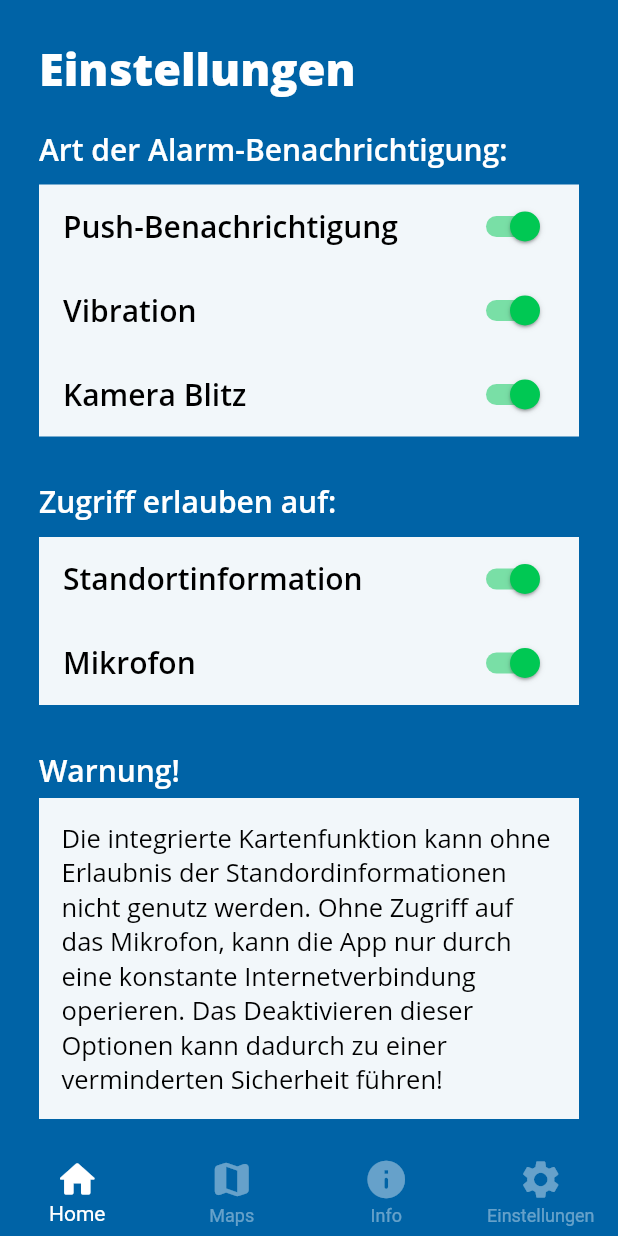
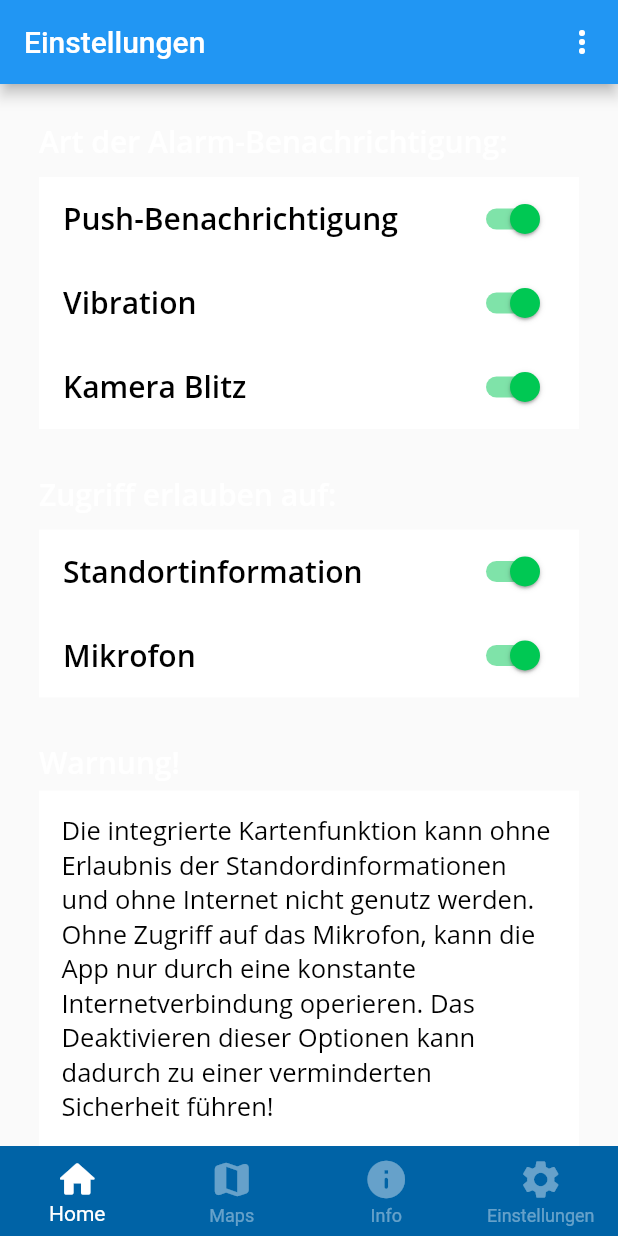
Before and after one commit to JINL020/flutter-app-group-project, a Flutter app: the screen it shows after launch, swiped to page 4, on a phone screen of 412 x 824 dp. Run offline on Flutter 3.47's test engine with Material 2 defaults, Android fonts, the light colour scheme and no system bars; our stand-ins replace flutter_local_notifications, logger, vibration, webview_flutter; missing offline and left inert: flashlight.

Commit message:
update on settings page on feedback page

```diff
--- a/lib/pages/settings_page.dart
+++ b/lib/pages/settings_page.dart
@@ -5,6 +5,8 @@ import 'package:flutter/material.dart';
 import 'package:hci_m3_app/config/colors.dart';
 import 'package:hci_m3_app/config/style.dart';
 import 'package:hci_m3_app/model/alarm_settings.dart';
+import 'package:hci_m3_app/pages/settings_popup_menu/feedback_support_page.dart';
+import 'package:hci_m3_app/pages/settings_popup_menu/license_page.dart';
 import 'package:provider/provider.dart';
 
 class SettingsPage extends StatefulWidget {
@@ -37,26 +39,26 @@ class _SettingsPageState extends State<SettingsPage>
     final togglePushNotification =
         Provider.of<AlarmSettings>(context, listen: false)
             .togglePushNotification;
-    return Scaffold(
-      backgroundColor: Colors.transparent,
+    return SafeArea(
+      child: Scaffold(
+        appBar: AppBar(
+          title: Text("Einstellungen"),
+          actions: [popUpMenu()],
+        ),
         body: Container(
           padding: EdgeInsets.only(left: 16, top: 25, right: 16),
           child: Padding(
             padding: EdgeInsets.symmetric(horizontal: 10),
             child: ListView(
               children: [
-              Text(
-                "Einstellungen",
-                style: Heading1White,
-              ),
-              SizedBox(height: 20),
                 Text("Art der Alarm-Benachrichtigung:", style: Heading2White),
                 Container(
                   margin: EdgeInsets.fromLTRB(0, 10, 0, 0),
                   color: AppColors.textFieldWhite,
                   child: Column(children: [
                     SwitchListTile(
-                    title: Text("Push-Benachrichtigung", style: Heading2Black),
+                      title:
+                          Text("Push-Benachrichtigung", style: Heading2Black),
                       activeColor: Colors.greenAccent[700],
                       inactiveTrackColor: Colors.grey[600],
                       inactiveThumbColor: Colors.grey[400],
@@ -96,7 +98,8 @@ class _SettingsPageState extends State<SettingsPage>
                       inactiveTrackColor: Colors.grey[600],
                       inactiveThumbColor: Colors.grey[400],
                       value: location,
-                    onChanged: (value) => setState(() => this.location = value),
+                      onChanged: (value) =>
+                          setState(() => this.location = value),
                     ),
                     SwitchListTile(
                       title: Text("Mikrofon", style: Heading2Black),
@@ -104,7 +107,8 @@ class _SettingsPageState extends State<SettingsPage>
                       inactiveTrackColor: Colors.grey[600],
                       inactiveThumbColor: Colors.grey[400],
                       value: microfon,
-                    onChanged: (value) => setState(() => this.microfon = value),
+                      onChanged: (value) =>
+                          setState(() => this.microfon = value),
                     ),
                   ]),
                 ),
@@ -115,7 +119,7 @@ class _SettingsPageState extends State<SettingsPage>
                   padding: EdgeInsets.all(15),
                   color: AppColors.textFieldWhite,
                   child: Text(
-                  "Die integrierte Kartenfunktion kann ohne Erlaubnis der Standordinformationen nicht genutz werden. Ohne Zugriff auf das Mikrofon, kann die App nur durch eine konstante Internetverbindung operieren. Das Deaktivieren dieser Optionen kann dadurch zu einer verminderten Sicherheit führen!",
+                    "Die integrierte Kartenfunktion kann ohne Erlaubnis der Standordinformationen und ohne Internet nicht genutz werden. Ohne Zugriff auf das Mikrofon, kann die App nur durch eine konstante Internetverbindung operieren. Das Deaktivieren dieser Optionen kann dadurch zu einer verminderten Sicherheit führen!",
                     style: BodyTextStyle,
                   ),
                 ),
@@ -150,9 +154,28 @@ class _SettingsPageState extends State<SettingsPage>
             ),
           ),
         ),
+      ),
     );
   }
 
   @override
   bool get wantKeepAlive => true;
+
+  Widget popUpMenu() {
+    return PopupMenuButton(
+      onSelected: (page) => Navigator.of(context)
+          .push(MaterialPageRoute(builder: (context) => page)),
+      itemBuilder: (context) => <PopupMenuEntry<Widget>>[
+        PopupMenuItem(
+          value: FeedBackSupportPage(),
+          child: Text("Feedback & support"),
+        ),
+        PopupMenuDivider(),
+        PopupMenuItem(
+          value: MyLicensePage(),
+          child: Text("Lizenzen"),
+        ),
+      ],
+    );
   }
+}
```
Also changed, not shown: lib/pages/settings_popup_menu/feedback_support_page.dart (added, +13 -0 lines). Lines whose indentation alone changed are shown as unchanged.
